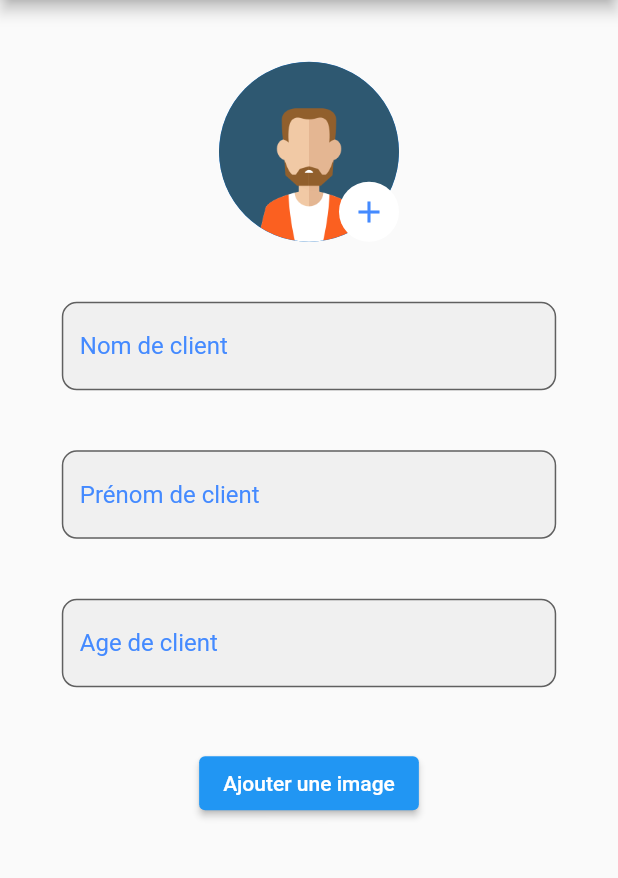
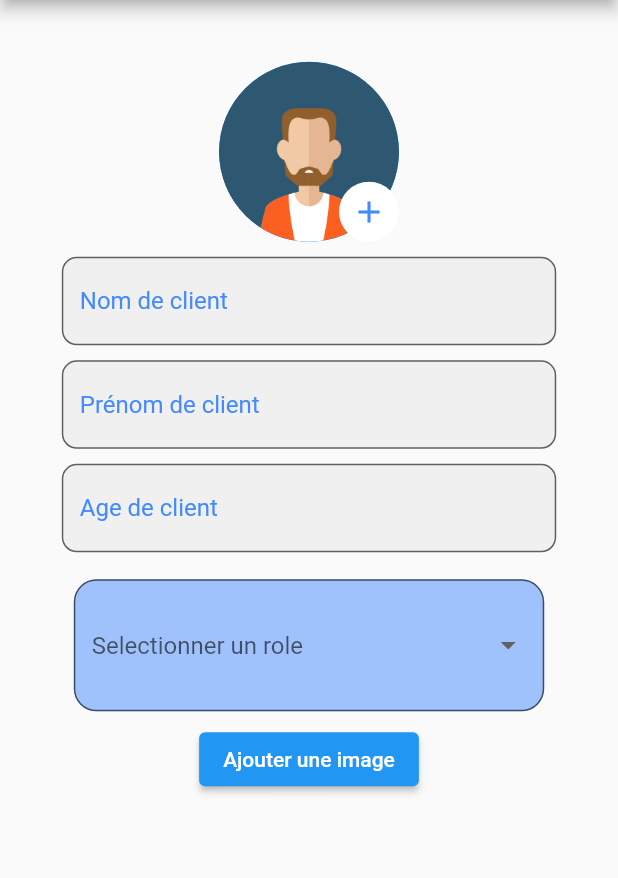
Before and after one commit to FathiAyari/manar, a Flutter app: the TestFireBase screen opened directly, after a tap on "Ajouter un compte", on a phone screen of 412 x 824 dp, the part 84-962 px from its top. Run offline on Flutter 3.47's test engine with Material 2 defaults, Android fonts, the phone set to English and light mode, and no system bars; our stand-ins replace cloud_firestore, firebase_core, firebase_storage, flutter_speed_dial, get, get_storage and 2 more; accounts and stored records are empty.

Commit message:
radio,checkbox,drop down,switch

```diff
--- a/lib/onboarding/test_firebase.dart
+++ b/lib/onboarding/test_firebase.dart
@@ -3,6 +3,7 @@ import 'dart:io';
 import 'package:cloud_firestore/cloud_firestore.dart';
 import 'package:flutter/cupertino.dart';
 import 'package:flutter/material.dart';
+import 'package:flutter_speed_dial/flutter_speed_dial.dart';
 import 'package:get/get.dart';
 import 'package:get/get_core/src/get_main.dart';
 
@@ -197,6 +198,8 @@ class _TestFireBaseState extends State<TestFireBase> {
                                                   " Prénom :   ${snapshot.data!.docs[index].get("lastname")}"),
                                               Text(
                                                   " Age :   ${snapshot.data!.docs[index].get("age")}"),
+                                              Text(
+                                                  " Role :   ${snapshot.data!.docs[index].get("role")}"),
                                             ],
                                           ),
                                           Spacer(),
@@ -224,13 +227,42 @@ class _TestFireBaseState extends State<TestFireBase> {
                 ),
               ],
             ),
-          /*     floatingActionButton: FloatingActionButton(
-            onPressed: () {
-              createAlert(context, size);
-            },
-            child: Icon(Icons.add),
-          ),*/
+            floatingActionButton: SpeedDial(
+              icon: Icons.add,
+              children: [
+                SpeedDialChild(
+                    /*  onTap: () {
+                      Get.to(DropDownButton());
+                    },*/
+                    label: "Drop Down Button",
+                    child: Icon(
+                      Icons.supervised_user_circle,
+                      color: Colors.white,
                     ),
+                    backgroundColor: Colors.green),
+                SpeedDialChild(
+                    label: "Checkbox",
+                    child: Icon(
+                      Icons.supervised_user_circle,
+                      color: Colors.white,
+                    ),
+                    backgroundColor: Colors.green),
+                SpeedDialChild(
+                    label: "Radio",
+                    child: Icon(
+                      Icons.supervised_user_circle,
+                      color: Colors.white,
+                    ),
+                    backgroundColor: Colors.green),
+                SpeedDialChild(
+                    label: "Switch",
+                    child: Icon(
+                      Icons.supervised_user_circle,
+                      color: Colors.white,
+                    ),
+                    backgroundColor: Colors.green),
+              ],
+            )),
       ),
     );
   }
--- a/lib/upload_image.dart
+++ b/lib/upload_image.dart
@@ -77,6 +77,15 @@ class _UploadImageState extends State<UploadImage> {
   TextEditingController lastnameController = TextEditingController();
   TextEditingController ageController = TextEditingController();
   bool isLoading = false;
+  bool isSelected = false;
+  bool Sousse = false;
+  bool Mounastir = false;
+  bool Sfax = false;
+  var radio;
+  bool isDark = false;
+  String feminin = "feminin";
+  String masculin = "masculin";
+  String hint = "Selectionner un role ";
   File? _image; // fichier de l'image à selectionnée
   @override
   Widget build(BuildContext context) {
@@ -130,20 +139,108 @@ class _UploadImageState extends State<UploadImage> {
                       ],
                     ),
                     const SizedBox(
-                      height: 40,
+                      height: 10,
                     ),
                     buildformulaire(nameController, "Nom de client "),
                     const SizedBox(
-                      height: 40,
+                      height: 10,
                     ),
                     buildformulaire(lastnameController, "Prénom de client "),
                     const SizedBox(
-                      height: 40,
+                      height: 10,
                     ),
                     buildformulaire(ageController, "Age de client "),
                     const SizedBox(
-                      height: 40,
+                      height: 10,
                     ),
+                    Padding(
+                      padding: EdgeInsets.all(8.0),
+                      child: Container(
+                        child: InputDecorator(
+                            decoration: InputDecoration(
+                              filled: true,
+                              fillColor: Colors.blueAccent.withOpacity(0.5),
+                              border: OutlineInputBorder(
+                                  borderRadius: BorderRadius.circular(15)),
+                            ),
+                            child: DropdownButtonHideUnderline(
+                                child: DropdownButton<String>(
+                              hint: Text(hint),
+                              onChanged: (value) {
+                                setState(() {
+                                  isSelected = true;
+
+                                  hint = value!;
+                                });
+                              },
+                              items: <String>[
+                                "Role admin",
+                                "Role user",
+                              ].map((String conetnt) {
+                                return DropdownMenuItem(
+                                    value: conetnt, child: Text(" ${conetnt}"));
+                              }).toList(),
+                            ))),
+                      ),
+                    ),
+                    /*      Transform.scale(
+                        scale: 2,
+                        child: Switch(
+                            inactiveThumbImage: AssetImage("assets/day.png"),
+                            activeThumbImage: AssetImage("assets/night.png"),
+                            activeColor: Colors.black.withOpacity(0.5),
+                            inactiveTrackColor: Colors.amber.withOpacity(0.5),
+                            value: isDark,
+                            onChanged: (value) {
+                              setState(() {
+                                isDark = value;
+                              });
+                            })),*/
+                    /*RadioListTile(
+                        title: Text("Feminin"),
+                        value: feminin,
+                        groupValue: radio,
+                        onChanged: (value) {
+                          setState(() {
+                            radio = value;
+                          });
+                        }),
+                    RadioListTile(
+                        title: Text("Masculin"),
+                        value: masculin,
+                        groupValue: radio,
+                        onChanged: (value) {
+                          setState(() {
+                            radio = value;
+                          });
+                        }),*/
+                    /*   CheckboxListTile(
+                        title: Text(" Sousse "),
+                        value: Sousse,
+                        selected: Sousse,
+                        onChanged: (value) {
+                          setState(() {
+                            Sousse = value!;
+                          });
+                        }),
+                    CheckboxListTile(
+                        title: Text(" Mounastir "),
+                        value: Mounastir,
+                        selected: Mounastir,
+                        onChanged: (value) {
+                          setState(() {
+                            Mounastir = value!;
+                          });
+                        }),
+                    CheckboxListTile(
+                        title: Text(" Sfax "),
+                        selected: Sfax,
+                        value: Sfax,
+                        onChanged: (value) {
+                          setState(() {
+                            Sfax = value!;
+                          });
+                        }),*/
                     isLoading
                         ? CircularProgressIndicator()
                         : ElevatedButton(
@@ -173,7 +270,8 @@ class _UploadImageState extends State<UploadImage> {
                                     "url": imageUrl.toString(),
                                     "name": nameController.text,
                                     "lastname": lastnameController.text,
-                                    "age": ageController.text
+                                    "age": ageController.text,
+                                    "role": hint
                                   });
                                   Get.snackbar(
                                     "Store 2000",
--- a/pubspec.yaml
+++ b/pubspec.yaml
@@ -45,6 +45,7 @@ dependencies:
   flutter_launcher_icons: ^0.9.2
   get_storage: ^2.0.3
   image_picker: ^0.8.4+11
+  flutter_speed_dial: ^5.0.0+1
 
 flutter_icons:
   android: "launcher_icon"
```
Also changed, not shown: lib/onboarding/drop_down_button.dart (added, +52 -0 lines), assets/day.png (added), assets/night.png (added), lib/onboarding/check_box.dart (added), lib/onboarding/radio.dart (added), lib/onboarding/switch.dart (added), pubspec.lock. Lines whose indentation alone changed are shown as unchanged.
